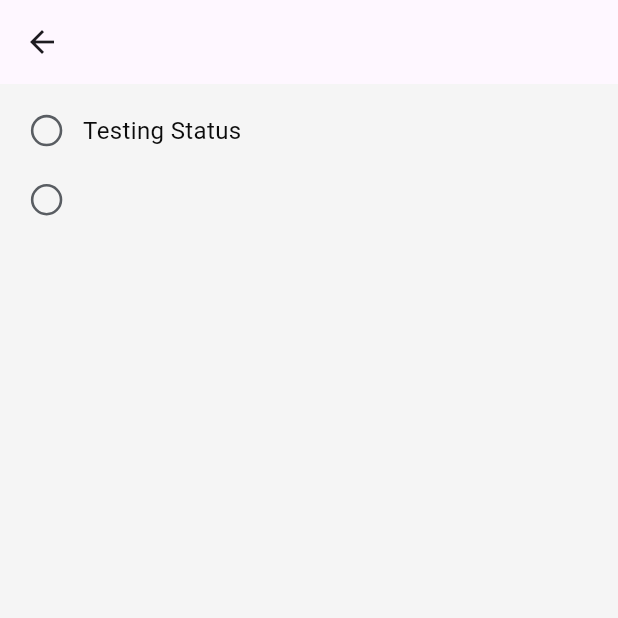
After one commit to teamflutter/nova-design-system-flutter, a Flutter app: the screen it shows after launch, after a tap on "Radio", on a phone screen of 412 x 824 dp, the top half of it. The commit adds this screen. Run offline on Flutter 3.47's test engine with Material 3 defaults, Android fonts, the phone set to English and light mode, and no system bars; our stand-ins replace flutter_screenutil; Roboto replaces fonts that are missing (DM-Sans).

Commit message:
feat: radio button component is added

```diff
--- a/example/lib/main.dart
+++ b/example/lib/main.dart
@@ -2,9 +2,10 @@ import 'package:flutter/material.dart';
 import 'package:nova_design_system_flutter/theme/ResponsiveWrapper.dart';
 import 'package:nova_design_system_flutter_example/samples/AccordionSamples.dart';
 import 'package:nova_design_system_flutter_example/samples/AvatarSamples.dart';
+import 'package:nova_design_system_flutter_example/samples/RadiobuttonSample.dart';
 
 void main() {
-  runApp(const ResponsiveWrapper( child: MyApp()));
+  runApp(const ResponsiveWrapper(child: MyApp()));
 }
 
 class MyApp extends StatefulWidget {
@@ -42,15 +43,29 @@ class _MyAppState extends State<MyApp> {
                                   builder: (context) => const AvatarSamples()));
                         },
                         child: const Text("Avatar")),
-                    SizedBox(height: 8,),
+                    SizedBox(
+                      height: 8,
+                    ),
                     FilledButton(
                         onPressed: () {
                           Navigator.push(
                               context,
                               MaterialPageRoute(
-                                  builder: (context) => const AccordionSamples()));
+                                  builder: (context) =>
+                                      const AccordionSamples()));
                         },
-                        child: const Text("Accordion"))
+                        child: const Text("Accordion")),
+                    FilledButton(
+                        onPressed: () {
+                          Navigator.push(
+                              context,
+                              MaterialPageRoute(
+                                  builder: (context) => const RadioSamples()));
+                        },
+                        child: const Text("Radio")),
+                    SizedBox(
+                      height: 8,
+                    ),
                   ],
                 ),
               );
--- /dev/null
+++ b/example/lib/samples/RadiobuttonSample.dart
@@ -0,0 +1,50 @@
+import 'package:flutter/material.dart';
+import 'package:nova_design_system_flutter/components/NAccordion.dart';
+import 'package:nova_design_system_flutter/components/NRadioButton.dart';
+
+class RadioSamples extends StatefulWidget {
+  const RadioSamples({super.key});
+
+  @override
+  State<RadioSamples> createState() => _RadioSamplesState();
+}
+
+class _RadioSamplesState extends State<RadioSamples> {
+  bool _isSelected = false;
+
+  @override
+  Widget build(BuildContext context) {
+    return Scaffold(
+      appBar: AppBar(),
+      backgroundColor: const Color(0xFFF5F5F5),
+      body: SingleChildScrollView(
+        padding: const EdgeInsets.all(16),
+        child: Column(
+          crossAxisAlignment: CrossAxisAlignment.start,
+          mainAxisAlignment: MainAxisAlignment.start,
+          children: [
+            NRadioButton(
+              onTap: () {
+                setState(() {
+                  _isSelected = !_isSelected;
+                });
+              },
+              label: 'Testing Status', selected: _isSelected,
+            ),
+            const SizedBox(
+              height: 16,
+            ),
+            NRadioButton(
+              onTap: () {
+                setState(() {
+                  _isSelected = !_isSelected;
+                });
+              },
+              selected: _isSelected,
+            ),
+          ],
+        ),
+      ),
+    );
+  }
+}
--- /dev/null
+++ b/lib/components/NRadioButton.dart
@@ -0,0 +1,94 @@
+import 'package:flutter/material.dart';
+
+import '../theme/AppColors.dart';
+import '../theme/AppTypography.dart';
+import '../theme/ResponsiveUtil.dart';
+import '../theme/ThemeUtils.dart';
+
+class NRadioButton extends StatelessWidget {
+  final bool selected;
+  final VoidCallback onTap;
+  final double? size; // Size of the radio button
+  final String? label; // Text label for the radio button
+  final Color? selectedColor;
+  final Color? unselectedColor;
+
+  const NRadioButton({
+    required this.selected,
+    required this.onTap,
+    this.label,
+    this.size,
+    this.selectedColor,
+    this.unselectedColor,
+    Key? key,
+  }) : super(key: key);
+
+  @override
+  Widget build(BuildContext context) {
+    final typography = AppTypography.uiStyle(context);
+    final ColorPalette colorPalette = ThemeUtils.getPalette(context);
+    final Color finalSelectedColor = selectedColor ?? colorPalette.electricBlue;
+    final Color finalUnSelectedColor = unselectedColor ?? colorPalette.graphite;
+
+    final radioSize = size ?? ResponsiveUtils.width(16);
+    return GestureDetector(
+      onTap: onTap,
+      child: Row(
+        mainAxisSize: MainAxisSize.min,
+        children: [
+          // Radio Button
+          Padding(
+            padding: EdgeInsets.all(ResponsiveUtils.width(4)),
+            child: SizedBox(
+              height: ResponsiveUtils.width(radioSize),
+              width: ResponsiveUtils.width(radioSize),
+              child: Stack(
+                alignment: Alignment.center,
+                children: [
+                  // Outer Circle (Border)
+                  AnimatedContainer(
+                    duration: const Duration(milliseconds: 300),
+                    decoration: BoxDecoration(
+                      color: Colors.transparent,
+                      shape: BoxShape.circle,
+                      border: Border.all(
+                        color: selected
+                            ? finalSelectedColor
+                            : finalUnSelectedColor,
+                        width: ResponsiveUtils.width(1.5),
+                      ),
+                    ),
+                  ),
+                  // Inner Filled Circle
+                  AnimatedContainer(
+                    duration: const Duration(milliseconds: 300),
+                    decoration: BoxDecoration(
+                      color: selected ? finalSelectedColor : Colors.transparent,
+                      shape: BoxShape.circle,
+                    ),
+                    height: ResponsiveUtils.width(radioSize * 0.5),
+                    width: ResponsiveUtils.width(radioSize * 0.5),
+                  ),
+                ],
+              ),
+            ),
+          ),
+          label != null
+              ? Row(
+                  children: [
+                    SizedBox(width: ResponsiveUtils.width(8)),
+                    // Spacing between button and text
+                    // Text Label
+                    Text(
+                      label!,
+                      style:
+                          typography.sm.copyWith(fontWeight: FontWeight.w400),
+                    ),
+                  ],
+                )
+              : const SizedBox.shrink()
+        ],
+      ),
+    );
+  }
+}
```
